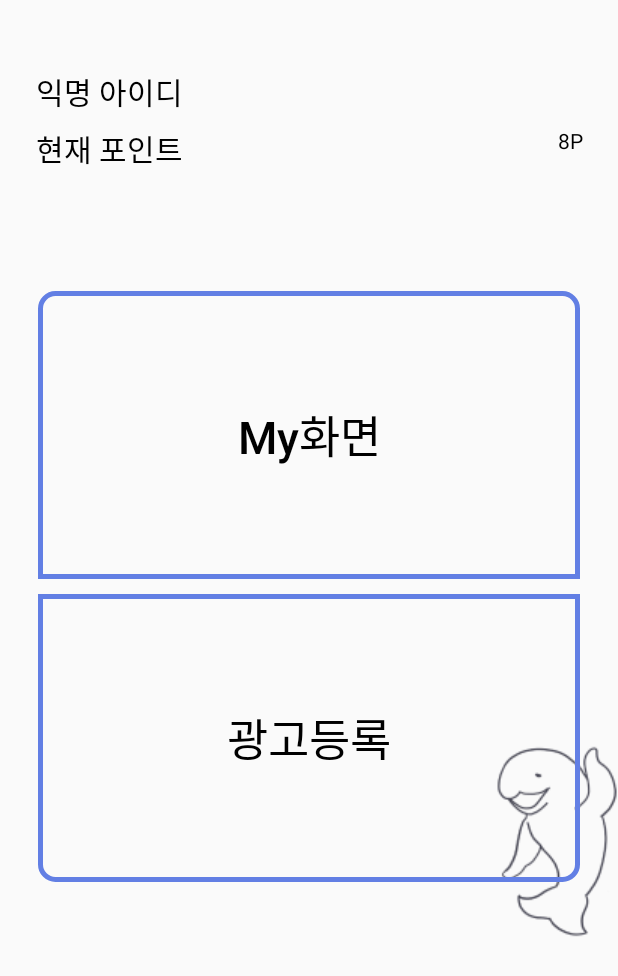
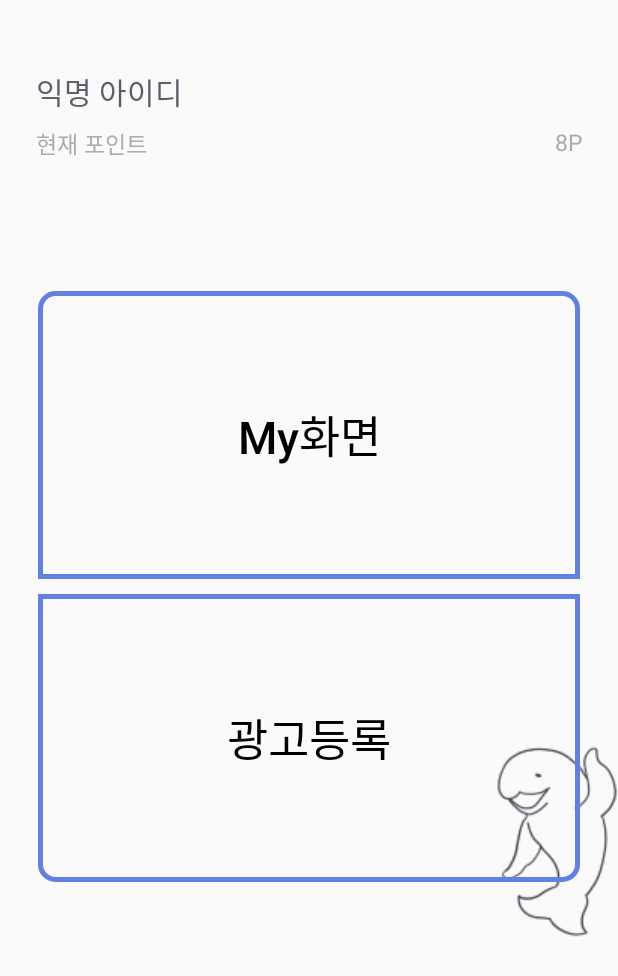
Before and after one commit to Depplication/Diowner_Kotlin, an Android app: the MainActivity screen opened directly, with no data from a screen before it, on a phone screen of 412 x 824 dp. Shown: the top 976 px of the screen. Run offline under Robolectric (Android 15) with nearby library versions, the phone set to English and light mode, and no system bars.

Commit message:
Main 화면 진행중

```diff
--- a/app/src/main/res/layout/activity_main.xml
+++ b/app/src/main/res/layout/activity_main.xml
@@ -13,7 +13,7 @@
         android:layout_marginTop="46dp"
         android:layout_marginStart="24dp"
         tools:text="아이디"
-        android:textColor="@color/black"
+        android:textColor="#5D5E6A"
         app:layout_constraintStart_toStartOf="parent"
         app:layout_constraintTop_toTopOf="parent"
         android:layout_width="wrap_content"
@@ -21,10 +21,10 @@
     <TextView
         android:id="@+id/tv_point"
         android:text="현재 포인트"
-        android:textSize="20dp"
+        android:textSize="15sp"
         app:layout_constraintHorizontal_chainStyle="packed"
         android:layout_marginTop="8dp"
-        android:textColor="@color/black"
+        android:textColor="@color/pointText"
         app:layout_constraintStart_toStartOf="@id/name_id"
         app:layout_constraintTop_toBottomOf="@id/name_id"
         android:layout_width="wrap_content"
@@ -33,7 +33,8 @@
         android:id="@+id/nowPoint"
         android:text=""
         tools:text="5P"
-        android:textColor="@color/black"
+        android:textSize="15sp"
+        android:textColor="@color/pointText"
         android:layout_marginStart="128dp"
         android:layout_marginEnd="23dp"
         app:layout_constraintEnd_toEndOf="parent"
--- a/app/src/main/res/values/colors.xml
+++ b/app/src/main/res/values/colors.xml
@@ -15,4 +15,5 @@
     <color name="MainColor">#627FE4</color>
     <color name="TextScrollNow">#9C9A9A</color>
     <color name="TextScroll">#BCBBBB</color>
+    <color name="pointText">#ABACAF</color>
 </resources>
```
